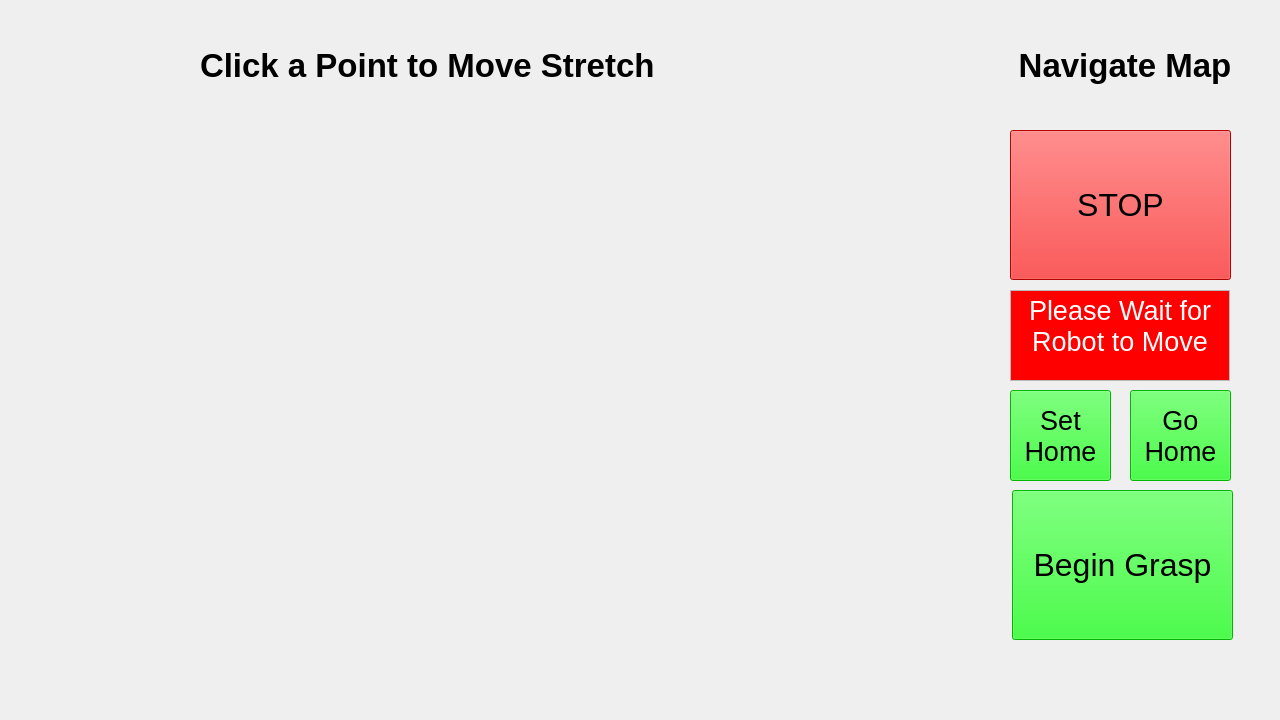
Above: stretch_gui/include/stretch_gui/mainwindow.ui from NateWright/stretch_ros before the change. Below: the same form after it.
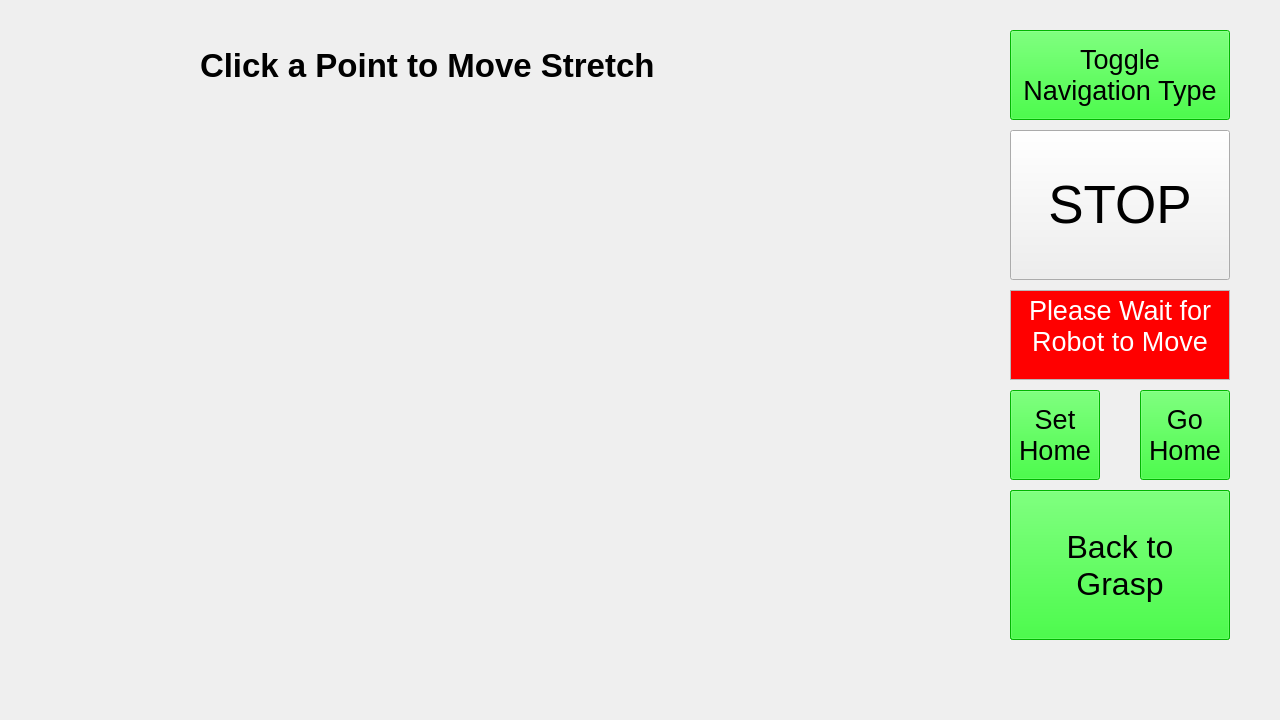
That is the form after the change. The open tabs and pages were chosen to show the change. Icons and pictures are not drawn. Custom widgets are drawn as their Qt base class.

Diff of the .ui file:
```diff
--- a/stretch_gui/include/stretch_gui/mainwindow.ui
+++ b/stretch_gui/include/stretch_gui/mainwindow.ui
@@ -279,236 +279,12 @@
        <bool>true</bool>
       </property>
      </widget>
-     <widget class="QLabel" name="NavigateMapLabel">
-      <property name="geometry">
-       <rect>
-        <x>975</x>
-        <y>40</y>
-        <width>300</width>
-        <height>50</height>
-       </rect>
-      </property>
-      <property name="palette">
-       <palette>
-        <active>
-         <colorrole role="Button">
-          <brush brushstyle="SolidPattern">
-           <color alpha="255">
-            <red>255</red>
-            <green>255</green>
-            <blue>255</blue>
-           </color>
-          </brush>
-         </colorrole>
-         <colorrole role="Midlight">
-          <brush brushstyle="SolidPattern">
-           <color alpha="255">
-            <red>255</red>
-            <green>255</green>
-            <blue>255</blue>
-           </color>
-          </brush>
-         </colorrole>
-         <colorrole role="Dark">
-          <brush brushstyle="SolidPattern">
-           <color alpha="255">
-            <red>127</red>
-            <green>127</green>
-            <blue>127</blue>
-           </color>
-          </brush>
-         </colorrole>
-         <colorrole role="Mid">
-          <brush brushstyle="SolidPattern">
-           <color alpha="255">
-            <red>170</red>
-            <green>170</green>
-            <blue>170</blue>
-           </color>
-          </brush>
-         </colorrole>
-         <colorrole role="Window">
-          <brush brushstyle="SolidPattern">
-           <color alpha="255">
-            <red>255</red>
-            <green>255</green>
-            <blue>255</blue>
-           </color>
-          </brush>
-         </colorrole>
-         <colorrole role="Shadow">
-          <brush brushstyle="SolidPattern">
-           <color alpha="255">
-            <red>0</red>
-            <green>0</green>
-            <blue>0</blue>
-           </color>
-          </brush>
-         </colorrole>
-         <colorrole role="AlternateBase">
-          <brush brushstyle="SolidPattern">
-           <color alpha="255">
-            <red>255</red>
-            <green>255</green>
-            <blue>255</blue>
-           </color>
-          </brush>
-         </colorrole>
-        </active>
-        <inactive>
-         <colorrole role="Button">
-          <brush brushstyle="SolidPattern">
-           <color alpha="255">
-            <red>255</red>
-            <green>255</green>
-            <blue>255</blue>
-           </color>
-          </brush>
-         </colorrole>
-         <colorrole role="Midlight">
-          <brush brushstyle="SolidPattern">
-           <color alpha="255">
-            <red>255</red>
-            <green>255</green>
-            <blue>255</blue>
-           </color>
-          </brush>
-         </colorrole>
-         <colorrole role="Dark">
-          <brush brushstyle="SolidPattern">
-           <color alpha="255">
-            <red>127</red>
-            <green>127</green>
-            <blue>127</blue>
-           </color>
-          </brush>
-         </colorrole>
-         <colorrole role="Mid">
-          <brush brushstyle="SolidPattern">
-           <color alpha="255">
-            <red>170</red>
-            <green>170</green>
-            <blue>170</blue>
-           </color>
-          </brush>
-         </colorrole>
-         <colorrole role="Window">
-          <brush brushstyle="SolidPattern">
-           <color alpha="255">
-            <red>255</red>
-            <green>255</green>
-            <blue>255</blue>
-           </color>
-          </brush>
-         </colorrole>
-         <colorrole role="Shadow">
-          <brush brushstyle="SolidPattern">
-           <color alpha="255">
-            <red>0</red>
-            <green>0</green>
-            <blue>0</blue>
-           </color>
-          </brush>
-         </colorrole>
-         <colorrole role="AlternateBase">
-          <brush brushstyle="SolidPattern">
-           <color alpha="255">
-            <red>255</red>
-            <green>255</green>
-            <blue>255</blue>
-           </color>
-          </brush>
-         </colorrole>
-        </inactive>
-        <disabled>
-         <colorrole role="Button">
-          <brush brushstyle="SolidPattern">
-           <color alpha="255">
-            <red>255</red>
-            <green>255</green>
-            <blue>255</blue>
-           </color>
-          </brush>
-         </colorrole>
-         <colorrole role="Midlight">
-          <brush brushstyle="SolidPattern">
-           <color alpha="255">
-            <red>255</red>
-            <green>255</green>
-            <blue>255</blue>
-           </color>
-          </brush>
-         </colorrole>
-         <colorrole role="Dark">
-          <brush brushstyle="SolidPattern">
-           <color alpha="255">
-            <red>127</red>
-            <green>127</green>
-            <blue>127</blue>
-           </color>
-          </brush>
-         </colorrole>
-         <colorrole role="Mid">
-          <brush brushstyle="SolidPattern">
-           <color alpha="255">
-            <red>170</red>
-            <green>170</green>
-            <blue>170</blue>
-           </color>
-          </brush>
-         </colorrole>
-         <colorrole role="Window">
-          <brush brushstyle="SolidPattern">
-           <color alpha="255">
-            <red>255</red>
-            <green>255</green>
-            <blue>255</blue>
-           </color>
-          </brush>
-         </colorrole>
-         <colorrole role="Shadow">
-          <brush brushstyle="SolidPattern">
-           <color alpha="255">
-            <red>0</red>
-            <green>0</green>
-            <blue>0</blue>
-           </color>
-          </brush>
-         </colorrole>
-         <colorrole role="AlternateBase">
-          <brush brushstyle="SolidPattern">
-           <color alpha="255">
-            <red>255</red>
-            <green>255</green>
-            <blue>255</blue>
-           </color>
-          </brush>
-         </colorrole>
-        </disabled>
-       </palette>
-      </property>
-      <property name="font">
-       <font>
-        <pointsize>25</pointsize>
-        <bold>true</bold>
-       </font>
-      </property>
-      <property name="text">
-       <string>Navigate Map</string>
-      </property>
-      <property name="scaledContents">
-       <bool>false</bool>
-      </property>
-      <property name="alignment">
-       <set>Qt::AlignCenter</set>
-      </property>
-     </widget>
      <widget class="QPushButton" name="ButtonGrasp">
       <property name="geometry">
        <rect>
-        <x>1012</x>
+        <x>1010</x>
         <y>490</y>
-        <width>221</width>
+        <width>220</width>
         <height>150</height>
        </rect>
       </property>
@@ -753,7 +529,7 @@
         <x>1010</x>
         <y>290</y>
         <width>220</width>
-        <height>91</height>
+        <height>90</height>
        </rect>
       </property>
       <property name="html">
@@ -764,13 +540,260 @@
 &lt;p align=&quot;center&quot; style=&quot; margin-top:0px; margin-bottom:0px; margin-left:0px; margin-right:0px; -qt-block-indent:0; text-indent:0px;&quot;&gt;&lt;span style=&quot; font-size:20pt; color:#ffffff;&quot;&gt;Please Wait for Robot to Move&lt;/span&gt;&lt;/p&gt;&lt;/body&gt;&lt;/html&gt;</string>
       </property>
      </widget>
+     <widget class="QPushButton" name="ButtonStop">
+      <property name="geometry">
+       <rect>
+        <x>1010</x>
+        <y>130</y>
+        <width>220</width>
+        <height>150</height>
+       </rect>
+      </property>
+      <property name="palette">
+       <palette>
+        <active>
+         <colorrole role="Button">
+          <brush brushstyle="SolidPattern">
+           <color alpha="255">
+            <red>239</red>
+            <green>0</green>
+            <blue>4</blue>
+           </color>
+          </brush>
+         </colorrole>
+         <colorrole role="Light">
+          <brush brushstyle="SolidPattern">
+           <color alpha="255">
+            <red>255</red>
+            <green>103</green>
+            <blue>106</blue>
+           </color>
+          </brush>
+         </colorrole>
+         <colorrole role="Midlight">
+          <brush brushstyle="SolidPattern">
+           <color alpha="255">
+            <red>247</red>
+            <green>51</green>
+            <blue>55</blue>
+           </color>
+          </brush>
+         </colorrole>
+         <colorrole role="Dark">
+          <brush brushstyle="SolidPattern">
+           <color alpha="255">
+            <red>119</red>
+            <green>0</green>
+            <blue>2</blue>
+           </color>
+          </brush>
+         </colorrole>
+         <colorrole role="Mid">
+          <brush brushstyle="SolidPattern">
+           <color alpha="255">
+            <red>159</red>
+            <green>0</green>
+            <blue>3</blue>
+           </color>
+          </brush>
+         </colorrole>
+         <colorrole role="Window">
+          <brush brushstyle="SolidPattern">
+           <color alpha="255">
+            <red>239</red>
+            <green>0</green>
+            <blue>4</blue>
+           </color>
+          </brush>
+         </colorrole>
+         <colorrole role="Shadow">
+          <brush brushstyle="SolidPattern">
+           <color alpha="255">
+            <red>0</red>
+            <green>0</green>
+            <blue>0</blue>
+           </color>
+          </brush>
+         </colorrole>
+         <colorrole role="AlternateBase">
+          <brush brushstyle="SolidPattern">
+           <color alpha="255">
+            <red>247</red>
+            <green>127</green>
+            <blue>129</blue>
+           </color>
+          </brush>
+         </colorrole>
+        </active>
+        <inactive>
+         <colorrole role="Button">
+          <brush brushstyle="SolidPattern">
+           <color alpha="255">
+            <red>239</red>
+            <green>239</green>
+            <blue>239</blue>
+           </color>
+          </brush>
+         </colorrole>
+         <colorrole role="Light">
+          <brush brushstyle="SolidPattern">
+           <color alpha="255">
+            <red>255</red>
+            <green>255</green>
+            <blue>255</blue>
+           </color>
+          </brush>
+         </colorrole>
+         <colorrole role="Midlight">
+          <brush brushstyle="SolidPattern">
+           <color alpha="255">
+            <red>202</red>
+            <green>202</green>
+            <blue>202</blue>
+           </color>
+          </brush>
+         </colorrole>
+         <colorrole role="Dark">
+          <brush brushstyle="SolidPattern">
+           <color alpha="255">
+            <red>159</red>
+            <green>159</green>
+            <blue>159</blue>
+           </color>
+          </brush>
+         </colorrole>
+         <colorrole role="Mid">
+          <brush brushstyle="SolidPattern">
+           <color alpha="255">
+            <red>184</red>
+            <green>184</green>
+            <blue>184</blue>
+           </color>
+          </brush>
+         </colorrole>
+         <colorrole role="Window">
+          <brush brushstyle="SolidPattern">
+           <color alpha="255">
+            <red>239</red>
+            <green>239</green>
+            <blue>239</blue>
+           </color>
+          </brush>
+         </colorrole>
+         <colorrole role="Shadow">
+          <brush brushstyle="SolidPattern">
+           <color alpha="255">
+            <red>118</red>
+            <green>118</green>
+            <blue>118</blue>
+           </color>
+          </brush>
+         </colorrole>
+         <colorrole role="AlternateBase">
+          <brush brushstyle="SolidPattern">
+           <color alpha="255">
+            <red>247</red>
+            <green>247</green>
+            <blue>247</blue>
+           </color>
+          </brush>
+         </colorrole>
+        </inactive>
+        <disabled>
+         <colorrole role="Button">
+          <brush brushstyle="SolidPattern">
+           <color alpha="255">
+            <red>239</red>
+            <green>0</green>
+            <blue>4</blue>
+           </color>
+          </brush>
+         </colorrole>
+         <colorrole role="Light">
+          <brush brushstyle="SolidPattern">
+           <color alpha="255">
+            <red>255</red>
+            <green>103</green>
+            <blue>106</blue>
+           </color>
+          </brush>
+         </colorrole>
+         <colorrole role="Midlight">
+          <brush brushstyle="SolidPattern">
+           <color alpha="255">
+            <red>247</red>
+            <green>51</green>
+            <blue>55</blue>
+           </color>
+          </brush>
+         </colorrole>
+         <colorrole role="Dark">
+          <brush brushstyle="SolidPattern">
+           <color alpha="255">
+            <red>119</red>
+            <green>0</green>
+            <blue>2</blue>
+           </color>
+          </brush>
+         </colorrole>
+         <colorrole role="Mid">
+          <brush brushstyle="SolidPattern">
+           <color alpha="255">
+            <red>159</red>
+            <green>0</green>
+            <blue>3</blue>
+           </color>
+          </brush>
+         </colorrole>
+         <colorrole role="Window">
+          <brush brushstyle="SolidPattern">
+           <color alpha="255">
+            <red>239</red>
+            <green>0</green>
+            <blue>4</blue>
+           </color>
+          </brush>
+         </colorrole>
+         <colorrole role="Shadow">
+          <brush brushstyle="SolidPattern">
+           <color alpha="255">
+            <red>177</red>
+            <green>177</green>
+            <blue>177</blue>
+           </color>
+          </brush>
+         </colorrole>
+         <colorrole role="AlternateBase">
+          <brush brushstyle="SolidPattern">
+           <color alpha="255">
+            <red>247</red>
+            <green>247</green>
+            <blue>247</blue>
+           </color>
+          </brush>
+         </colorrole>
+        </disabled>
+       </palette>
+      </property>
+      <property name="font">
+       <font>
+        <pointsize>40</pointsize>
+       </font>
+      </property>
+      <property name="text">
+       <string>STOP</string>
+      </property>
+      <property name="shortcut">
+       <string>Esc</string>
+      </property>
+     </widget>
      <widget class="QPushButton" name="ButtonSetHome">
       <property name="geometry">
        <rect>
         <x>1010</x>
         <y>390</y>
-        <width>101</width>
-        <height>91</height>
+        <width>90</width>
+        <height>90</height>
        </rect>
       </property>
       <property name="palette">
@@ -1013,10 +1036,10 @@
      <widget class="QPushButton" name="ButtonNavigateHome">
       <property name="geometry">
        <rect>
-        <x>1130</x>
+        <x>1140</x>
         <y>390</y>
-        <width>101</width>
-        <height>91</height>
+        <width>90</width>
+        <height>90</height>
        </rect>
       </property>
       <property name="palette">
@@ -1256,12 +1279,12 @@
 Home</string>
       </property>
      </widget>
-     <widget class="QPushButton" name="ButtonStop">
+     <widget class="QPushButton" name="ButtonBackToGrasp">
       <property name="geometry">
        <rect>
         <x>1010</x>
-        <y>130</y>
-        <width>221</width>
+        <y>490</y>
+        <width>220</width>
         <height>150</height>
        </rect>
       </property>
@@ -1271,8 +1294,8 @@
          <colorrole role="Button">
           <brush brushstyle="SolidPattern">
            <color alpha="255">
-            <red>255</red>
-            <green>0</green>
+            <red>0</red>
+            <green>255</green>
             <blue>0</blue>
            </color>
           </brush>
@@ -1280,8 +1303,8 @@
          <colorrole role="Light">
           <brush brushstyle="SolidPattern">
            <color alpha="255">
-            <red>255</red>
-            <green>127</green>
+            <red>127</red>
+            <green>255</green>
             <blue>127</blue>
            </color>
           </brush>
@@ -1289,8 +1312,8 @@
          <colorrole role="Midlight">
           <brush brushstyle="SolidPattern">
            <color alpha="255">
-            <red>255</red>
-            <green>63</green>
+            <red>63</red>
+            <green>255</green>
             <blue>63</blue>
            </color>
           </brush>
@@ -1298,8 +1321,8 @@
          <colorrole role="Dark">
           <brush brushstyle="SolidPattern">
            <color alpha="255">
-            <red>127</red>
-            <green>0</green>
+            <red>0</red>
+            <green>127</green>
             <blue>0</blue>
            </color>
           </brush>
@@ -1307,8 +1330,8 @@
          <colorrole role="Mid">
           <brush brushstyle="SolidPattern">
            <color alpha="255">
-            <red>170</red>
-            <green>0</green>
+            <red>0</red>
+            <green>170</green>
             <blue>0</blue>
            </color>
           </brush>
@@ -1316,8 +1339,8 @@
          <colorrole role="Window">
           <brush brushstyle="SolidPattern">
            <color alpha="255">
-            <red>255</red>
-            <green>0</green>
+            <red>0</red>
+            <green>255</green>
             <blue>0</blue>
            </color>
           </brush>
@@ -1334,8 +1357,8 @@
          <colorrole role="AlternateBase">
           <brush brushstyle="SolidPattern">
            <color alpha="255">
-            <red>255</red>
-            <green>127</green>
+            <red>127</red>
+            <green>255</green>
             <blue>127</blue>
            </color>
           </brush>
@@ -1345,8 +1368,8 @@
          <colorrole role="Button">
           <brush brushstyle="SolidPattern">
            <color alpha="255">
-            <red>255</red>
-            <green>0</green>
+            <red>0</red>
+            <green>255</green>
             <blue>0</blue>
            </color>
           </brush>
@@ -1354,8 +1377,8 @@
          <colorrole role="Light">
           <brush brushstyle="SolidPattern">
            <color alpha="255">
-            <red>255</red>
-            <green>127</green>
+            <red>127</red>
+            <green>255</green>
             <blue>127</blue>
            </color>
           </brush>
@@ -1363,8 +1386,8 @@
          <colorrole role="Midlight">
           <brush brushstyle="SolidPattern">
            <color alpha="255">
-            <red>255</red>
-            <green>63</green>
+            <red>63</red>
+            <green>255</green>
             <blue>63</blue>
            </color>
           </brush>
@@ -1372,8 +1395,8 @@
          <colorrole role="Dark">
           <brush brushstyle="SolidPattern">
            <color alpha="255">
-            <red>127</red>
-            <green>0</green>
+            <red>0</red>
+            <green>127</green>
             <blue>0</blue>
            </color>
           </brush>
@@ -1381,8 +1404,8 @@
          <colorrole role="Mid">
           <brush brushstyle="SolidPattern">
            <color alpha="255">
-            <red>170</red>
-            <green>0</green>
+            <red>0</red>
+            <green>170</green>
             <blue>0</blue>
            </color>
           </brush>
@@ -1390,8 +1413,8 @@
          <colorrole role="Window">
           <brush brushstyle="SolidPattern">
            <color alpha="255">
-            <red>255</red>
-            <green>0</green>
+            <red>0</red>
+            <green>255</green>
             <blue>0</blue>
            </color>
           </brush>
@@ -1408,8 +1431,8 @@
          <colorrole role="AlternateBase">
           <brush brushstyle="SolidPattern">
            <color alpha="255">
-            <red>255</red>
-            <green>127</green>
+            <red>127</red>
+            <green>255</green>
             <blue>127</blue>
            </color>
           </brush>
@@ -1419,8 +1442,8 @@
          <colorrole role="Button">
           <brush brushstyle="SolidPattern">
            <color alpha="255">
-            <red>255</red>
-            <green>0</green>
+            <red>0</red>
+            <green>255</green>
             <blue>0</blue>
            </color>
           </brush>
@@ -1428,8 +1451,8 @@
          <colorrole role="Light">
           <brush brushstyle="SolidPattern">
            <color alpha="255">
-            <red>255</red>
-            <green>127</green>
+            <red>127</red>
+            <green>255</green>
             <blue>127</blue>
            </color>
           </brush>
@@ -1437,8 +1460,8 @@
          <colorrole role="Midlight">
           <brush brushstyle="SolidPattern">
            <color alpha="255">
-            <red>255</red>
-            <green>63</green>
+            <red>63</red>
+            <green>255</green>
             <blue>63</blue>
            </color>
           </brush>
@@ -1446,8 +1469,8 @@
          <colorrole role="Dark">
           <brush brushstyle="SolidPattern">
            <color alpha="255">
-            <red>127</red>
-            <green>0</green>
+            <red>0</red>
+            <green>127</green>
             <blue>0</blue>
            </color>
           </brush>
@@ -1455,8 +1478,8 @@
          <colorrole role="Mid">
           <brush brushstyle="SolidPattern">
            <color alpha="255">
-            <red>170</red>
-            <green>0</green>
+            <red>0</red>
+            <green>170</green>
             <blue>0</blue>
            </color>
           </brush>
@@ -1464,8 +1487,8 @@
          <colorrole role="Window">
           <brush brushstyle="SolidPattern">
            <color alpha="255">
-            <red>255</red>
-            <green>0</green>
+            <red>0</red>
+            <green>255</green>
             <blue>0</blue>
            </color>
           </brush>
@@ -1482,8 +1505,8 @@
          <colorrole role="AlternateBase">
           <brush brushstyle="SolidPattern">
            <color alpha="255">
-            <red>255</red>
-            <green>0</green>
+            <red>0</red>
+            <green>255</green>
             <blue>0</blue>
            </color>
           </brush>
@@ -1497,7 +1520,254 @@
        </font>
       </property>
       <property name="text">
-       <string>STOP</string>
+       <string>Back to
+Grasp</string>
+      </property>
+     </widget>
+     <widget class="QPushButton" name="ButtonToggleNavType">
+      <property name="geometry">
+       <rect>
+        <x>1010</x>
+        <y>30</y>
+        <width>220</width>
+        <height>90</height>
+       </rect>
+      </property>
+      <property name="palette">
+       <palette>
+        <active>
+         <colorrole role="Button">
+          <brush brushstyle="SolidPattern">
+           <color alpha="255">
+            <red>0</red>
+            <green>255</green>
+            <blue>0</blue>
+           </color>
+          </brush>
+         </colorrole>
+         <colorrole role="Light">
+          <brush brushstyle="SolidPattern">
+           <color alpha="255">
+            <red>127</red>
+            <green>255</green>
+            <blue>127</blue>
+           </color>
+          </brush>
+         </colorrole>
+         <colorrole role="Midlight">
+          <brush brushstyle="SolidPattern">
+           <color alpha="255">
+            <red>63</red>
+            <green>255</green>
+            <blue>63</blue>
+           </color>
+          </brush>
+         </colorrole>
+         <colorrole role="Dark">
+          <brush brushstyle="SolidPattern">
+           <color alpha="255">
+            <red>0</red>
+            <green>127</green>
+            <blue>0</blue>
+           </color>
+          </brush>
+         </colorrole>
+         <colorrole role="Mid">
+          <brush brushstyle="SolidPattern">
+           <color alpha="255">
+            <red>0</red>
+            <green>170</green>
+            <blue>0</blue>
+           </color>
+          </brush>
+         </colorrole>
+         <colorrole role="Window">
+          <brush brushstyle="SolidPattern">
+           <color alpha="255">
+            <red>0</red>
+            <green>255</green>
+            <blue>0</blue>
+           </color>
+          </brush>
+         </colorrole>
+         <colorrole role="Shadow">
+          <brush brushstyle="SolidPattern">
+           <color alpha="255">
+            <red>0</red>
+            <green>0</green>
+            <blue>0</blue>
+           </color>
+          </brush>
+         </colorrole>
+         <colorrole role="AlternateBase">
+          <brush brushstyle="SolidPattern">
+           <color alpha="255">
+            <red>127</red>
+            <green>255</green>
+            <blue>127</blue>
+           </color>
+          </brush>
+         </colorrole>
+        </active>
+        <inactive>
+         <colorrole role="Button">
+          <brush brushstyle="SolidPattern">
+           <color alpha="255">
+            <red>0</red>
+            <green>255</green>
+            <blue>0</blue>
+           </color>
+          </brush>
+         </colorrole>
+         <colorrole role="Light">
+          <brush brushstyle="SolidPattern">
+           <color alpha="255">
+            <red>127</red>
+            <green>255</green>
+            <blue>127</blue>
+           </color>
+          </brush>
+         </colorrole>
+         <colorrole role="Midlight">
+          <brush brushstyle="SolidPattern">
+           <color alpha="255">
+            <red>63</red>
+            <green>255</green>
+            <blue>63</blue>
+           </color>
+          </brush>
+         </colorrole>
+         <colorrole role="Dark">
+          <brush brushstyle="SolidPattern">
+           <color alpha="255">
+            <red>0</red>
+            <green>127</green>
+            <blue>0</blue>
+           </color>
+          </brush>
+         </colorrole>
+         <colorrole role="Mid">
+          <brush brushstyle="SolidPattern">
+           <color alpha="255">
+            <red>0</red>
+            <green>170</green>
+            <blue>0</blue>
+           </color>
+          </brush>
+         </colorrole>
+         <colorrole role="Window">
+          <brush brushstyle="SolidPattern">
+           <color alpha="255">
+            <red>0</red>
+            <green>255</green>
+            <blue>0</blue>
+           </color>
+          </brush>
+         </colorrole>
+         <colorrole role="Shadow">
+          <brush brushstyle="SolidPattern">
+           <color alpha="255">
+            <red>0</red>
+            <green>0</green>
+            <blue>0</blue>
+           </color>
+          </brush>
+         </colorrole>
+         <colorrole role="AlternateBase">
+          <brush brushstyle="SolidPattern">
+           <color alpha="255">
+            <red>127</red>
+            <green>255</green>
+            <blue>127</blue>
+           </color>
+          </brush>
+         </colorrole>
+        </inactive>
+        <disabled>
+         <colorrole role="Button">
+          <brush brushstyle="SolidPattern">
+           <color alpha="255">
+            <red>0</red>
+            <green>255</green>
+            <blue>0</blue>
+           </color>
+          </brush>
+         </colorrole>
+         <colorrole role="Light">
+          <brush brushstyle="SolidPattern">
+           <color alpha="255">
+            <red>127</red>
+            <green>255</green>
+            <blue>127</blue>
+           </color>
+          </brush>
+         </colorrole>
+         <colorrole role="Midlight">
+          <brush brushstyle="SolidPattern">
+           <color alpha="255">
+            <red>63</red>
+            <green>255</green>
+            <blue>63</blue>
+           </color>
+          </brush>
+         </colorrole>
+         <colorrole role="Dark">
+          <brush brushstyle="SolidPattern">
+           <color alpha="255">
+            <red>0</red>
+            <green>127</green>
+            <blue>0</blue>
+           </color>
+          </brush>
+         </colorrole>
+         <colorrole role="Mid">
+          <brush brushstyle="SolidPattern">
+           <color alpha="255">
+            <red>0</red>
+            <green>170</green>
+            <blue>0</blue>
+           </color>
+          </brush>
+         </colorrole>
+         <colorrole role="Window">
+          <brush brushstyle="SolidPattern">
+           <color alpha="255">
+            <red>0</red>
+            <green>255</green>
+            <blue>0</blue>
+           </color>
+          </brush>
+         </colorrole>
+         <colorrole role="Shadow">
+          <brush brushstyle="SolidPattern">
+           <color alpha="255">
+            <red>0</red>
+            <green>0</green>
+            <blue>0</blue>
+           </color>
+          </brush>
+         </colorrole>
+         <colorrole role="AlternateBase">
+          <brush brushstyle="SolidPattern">
+           <color alpha="255">
+            <red>0</red>
+            <green>255</green>
+            <blue>0</blue>
+           </color>
+          </brush>
+         </colorrole>
+        </disabled>
+       </palette>
+      </property>
+      <property name="font">
+       <font>
+        <pointsize>20</pointsize>
+        <bold>false</bold>
+       </font>
+      </property>
+      <property name="text">
+       <string>Toggle
+Navigation Type</string>
       </property>
      </widget>
     </widget>
```
Left out of the diff: 1044 changed lines with no effect on the pictures.
